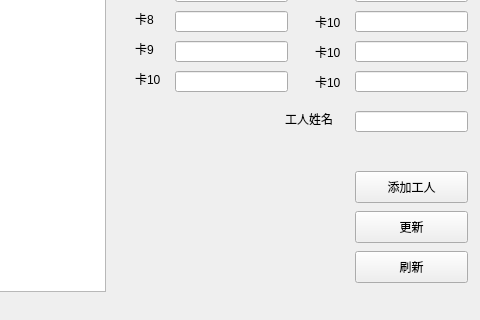
Before: the Qt Designer form worker_list.ui in wangkeyi203/lengku, drawn with Qt 5; both pictures show x 535 to 1015 and y 219 to 539 of the 1015 by 539 pixel window.
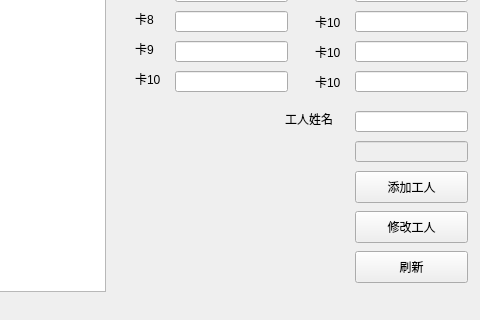
After: the same form once the commit is applied.

Patch:
```diff
--- a/worker_list.ui
+++ b/worker_list.ui
@@ -2,6 +2,9 @@
 <ui version="4.0">
  <class>Worker_list</class>
  <widget class="QWidget" name="Worker_list">
+  <property name="enabled">
+   <bool>true</bool>
+  </property>
   <property name="geometry">
    <rect>
     <x>0</x>
@@ -195,7 +198,7 @@
     </rect>
    </property>
    <property name="text">
-    <string>更新</string>
+    <string>修改工人</string>
    </property>
   </widget>
   <widget class="QLabel" name="card_2">
@@ -545,6 +548,19 @@
     </rect>
    </property>
   </widget>
+  <widget class="QLineEdit" name="worker_id">
+   <property name="enabled">
+    <bool>false</bool>
+   </property>
+   <property name="geometry">
+    <rect>
+     <x>890</x>
+     <y>360</y>
+     <width>113</width>
+     <height>21</height>
+    </rect>
+   </property>
+  </widget>
  </widget>
  <resources/>
  <connections/>
```
